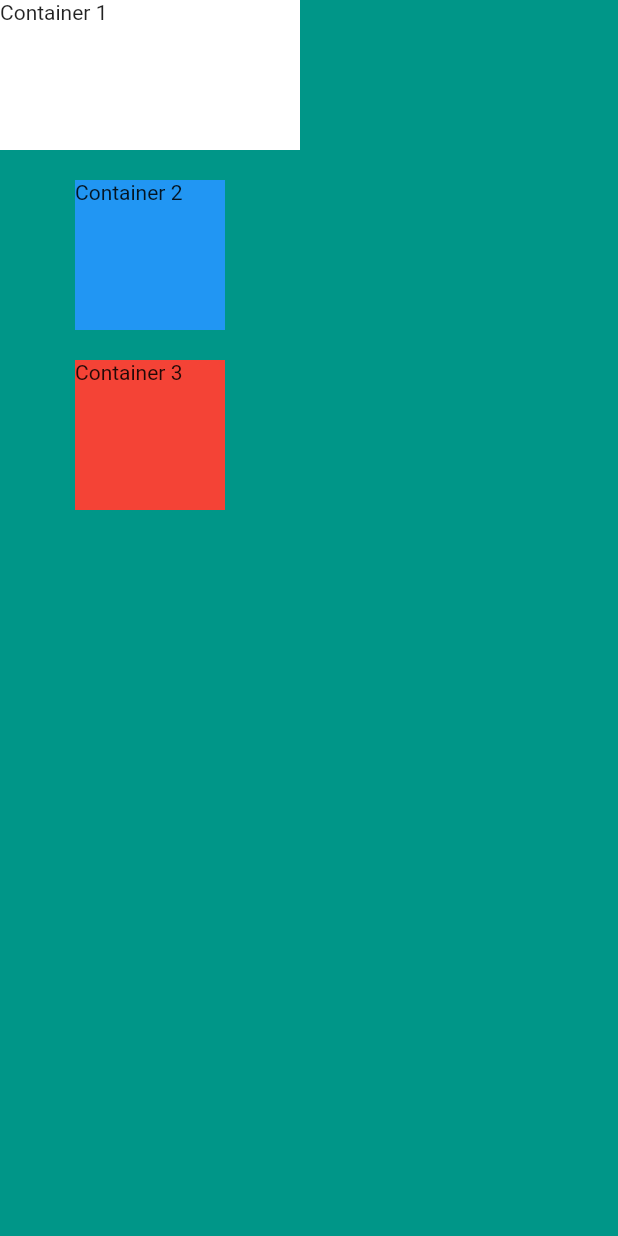
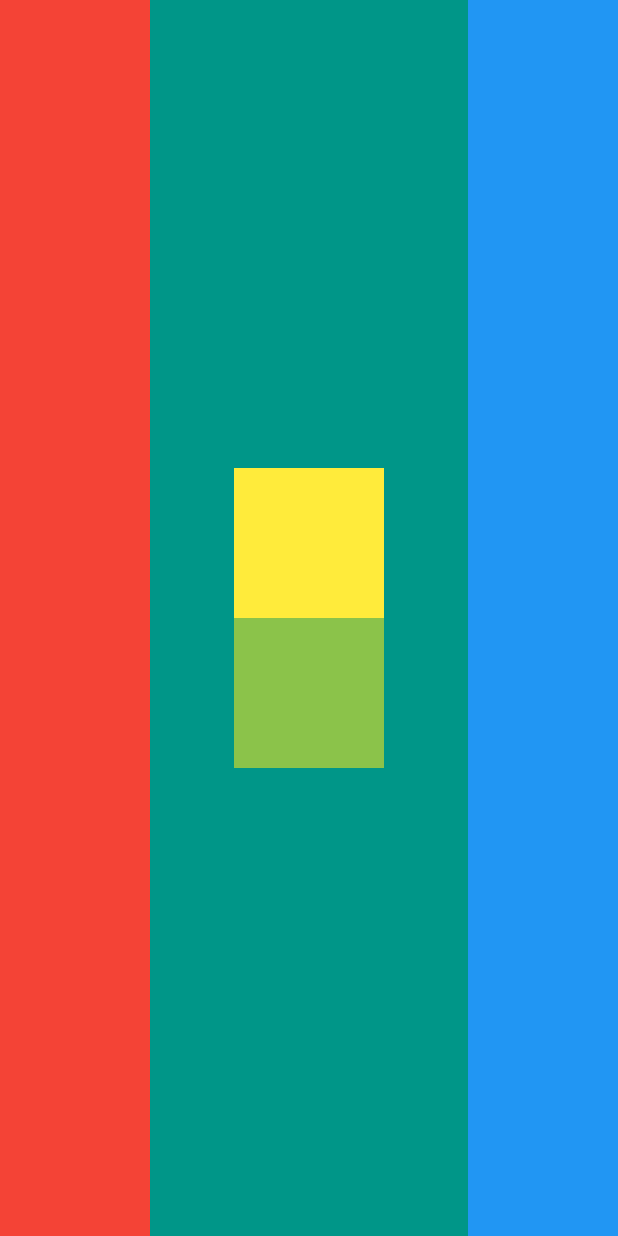
Before and after one commit to vyavdoshenko/flutter_tutorial, a Flutter app: the screen it shows after launch, on a phone screen of 412 x 824 dp. Run offline on Flutter 3.47's test engine with Material 2 defaults, Android fonts, the phone set to English and light mode, and no system bars.

Commit message:
MiCard project updated. Challenge completed. Rows and columns arranged as in lesson.

```diff
--- a/mi_card/lib/main.dart
+++ b/mi_card/lib/main.dart
@@ -12,32 +12,31 @@ class MyApp extends StatelessWidget {
       home: Scaffold(
         backgroundColor: Colors.teal,
         body: SafeArea(
-          child: Column(
-            crossAxisAlignment: CrossAxisAlignment.center,
+          child: Row(
+            mainAxisAlignment: MainAxisAlignment.spaceBetween,
             children: <Widget>[
               Container(
-                height: 100.0,
-                width: 200.0,
-                color: Colors.white,
-                child: Text('Container 1'),
+                width: 100.0,
+                color: Colors.red,
               ),
-              SizedBox(
-                height: 20,
+              Column(
+                mainAxisAlignment: MainAxisAlignment.center,
+                children: <Widget>[
+                  Container(
+                    width: 100,
+                    height: 100,
+                    color: Colors.yellow,
+                  ),
+                  Container(
+                    width: 100,
+                    height: 100,
+                    color: Colors.lightGreen,
+                  ),
+                ],
               ),
               Container(
-                height: 100.0,
                 width: 100.0,
                 color: Colors.blue,
-                child: Text('Container 2'),
-              ),
-              SizedBox(
-                height: 20,
-              ),
-              Container(
-                height: 100.0,
-                width: 100.0,
-                color: Colors.red,
-                child: Text('Container 3'),
               ),
             ],
           ),
```
